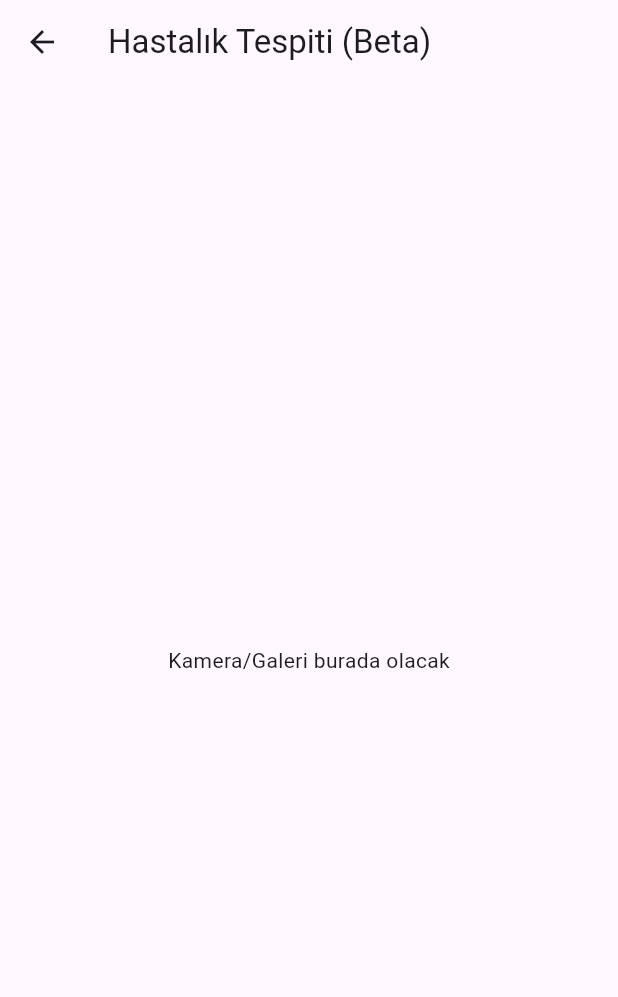
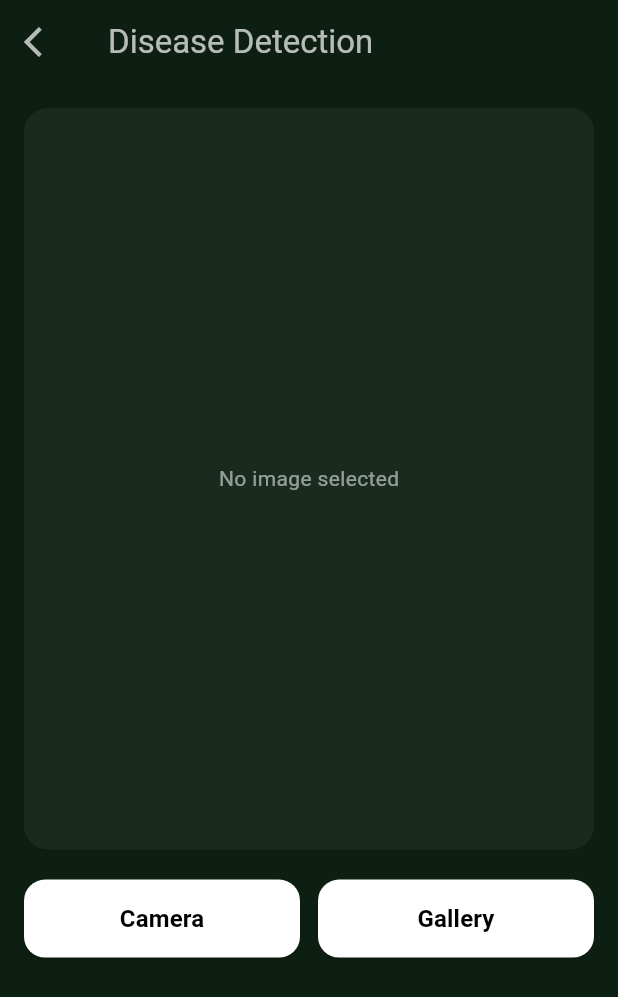
Before and after one commit to bsaltalii/plant_disease_detector_app, a Flutter app: the DiseaseDetectPage screen opened directly, on a phone screen of 412 x 824 dp. Shown: the top 997 px of the screen. Run offline on Flutter 3.47's test engine with Material 3 defaults, Android fonts, the phone set to English and light mode, and no system bars; our stand-ins replace dropdown_button2, flutter_dotenv, google_generative_ai, image_picker, lottie, supabase_flutter; accounts and stored records are empty; project files that could hold a hidden picture were left out.

Commit message:
Add disease detection feature using Gemini AI
Introduced disease detection functionality with image selection via camera or gallery, and analysis using Gemini AI. Added new pages for disease detection and result display, integrated image_picker, flutter_dotenv, and google_generative_ai packages, and updated .gitignore and pubspec.yaml accordingly.

```diff
--- a/lib/features/detection/disease_detect_page.dart
+++ b/lib/features/detection/disease_detect_page.dart
@@ -1,10 +1,136 @@
 import 'package:flutter/material.dart';
+import 'dart:io';
+import 'package:image_picker/image_picker.dart';
+import 'package:plant_disease_detector_app/widgets/custom_button.dart';
+import 'disease_result_page.dart';
 
-class DiseaseDetectPage extends StatelessWidget {
+class DiseaseDetectPage extends StatefulWidget {
   const DiseaseDetectPage({super.key});
+
   @override
-  Widget build(BuildContext context) =>  Scaffold(
-    appBar: AppBar(title: Text('Hastalık Tespiti (Beta)')),
-    body: Center(child: Text('Kamera/Galeri burada olacak')),
-  );
+  State<DiseaseDetectPage> createState() => _DiseaseDetectPageState();
 }
+
+class _DiseaseDetectPageState extends State<DiseaseDetectPage> {
+  final picker = ImagePicker();
+  File? _image;
+
+  Future<void> _pickImage(ImageSource source) async {
+    final picked = await picker.pickImage(source: source);
+    if (picked != null) {
+      setState(() => _image = File(picked.path));
+    }
+  }
+
+  void _clearImage() {
+    setState(() {
+      _image = null;
+    });
+  }
+
+  @override
+  Widget build(BuildContext context) {
+    return Scaffold(
+      backgroundColor: const Color(0xFF0D1F12),
+      appBar: AppBar(
+        backgroundColor: const Color(0xFF0D1F12),
+        title: const Text("Disease Detection",
+            style: TextStyle(color: Colors.white70)),
+        leading: IconButton(
+          onPressed: () => Navigator.pop(context),
+          icon: const Icon(Icons.arrow_back_ios, color: Colors.white70),
+        ),
+      ),
+      body: Padding(
+        padding: const EdgeInsets.all(16),
+        child: Column(
+          children: [
+            SizedBox(
+              height: MediaQuery.of(context).size.height * 0.6,
+              width: double.infinity,
+              child: Stack(
+                children: [
+                  Container(
+                    width: double.infinity,
+                    decoration: BoxDecoration(
+                      color: Colors.white.withOpacity(0.05),
+                      borderRadius: BorderRadius.circular(16),
+                    ),
+                    child: _image == null
+                        ? const Center(
+                      child: Text(
+                        "No image selected",
+                        style: TextStyle(color: Colors.white54),
+                      ),
+                    )
+                        : ClipRRect(
+                      borderRadius: BorderRadius.circular(16),
+                      child: Image.file(
+                        _image!,
+                        fit: BoxFit.cover,
+                        width: double.infinity,
+                        height: double.infinity,
+                      ),
+                    ),
+                  ),
+                  if (_image != null)
+                    Positioned(
+                      top: 8,
+                      right: 8,
+                      child: GestureDetector(
+                        onTap: _clearImage,
+                        child: Container(
+                          decoration: BoxDecoration(
+                            color: Colors.black.withOpacity(0.6),
+                            shape: BoxShape.circle,
+                          ),
+                          padding: const EdgeInsets.all(6),
+                          child: const Icon(Icons.close,
+                              color: Colors.white, size: 18),
+                        ),
+                      ),
+                    ),
+                ],
+              ),
+            ),
+
+            const SizedBox(height: 20),
+            Row(
+              children: [
+                if (_image == null) ...[
+                  Expanded(
+                    child: CustomButton(
+                      label: "Camera",
+                      onPressed: () => _pickImage(ImageSource.camera),
+                    ),
+                  ),
+                  const SizedBox(width: 12),
+                  Expanded(
+                    child: CustomButton(
+                      label: "Gallery",
+                      onPressed: () => _pickImage(ImageSource.gallery),
+                    ),
+                  ),
+                ] else ...[
+                  Expanded(
+                    child: CustomButton(
+                      label: "Analyze",
+                      onPressed: () {
+                        Navigator.push(
+                          context,
+                          MaterialPageRoute(
+                            builder: (_) => DiseaseResultPage(image: _image!),
+                          ),
+                        );
+                      },
+                    ),
+                  ),
+                ]
+              ],
+            ),
+          ],
+        ),
+      ),
+    );
+  }
+}
--- a/lib/features/home/home_screen.dart
+++ b/lib/features/home/home_screen.dart
@@ -1,4 +1,5 @@
 import 'package:flutter/material.dart';
+import 'package:plant_disease_detector_app/features/detection/disease_detect_page.dart';
 import 'package:plant_disease_detector_app/features/plants/add_plant_page.dart';
 import 'package:plant_disease_detector_app/features/plants/plants_page.dart';
 import 'package:plant_disease_detector_app/widgets/plant_animation.dart';
@@ -159,7 +160,9 @@ class _HomeScreenState extends State<HomeScreen> {
                           ActionCard(
                             iconPath: 'assets/zoom.png',
                             title: "Disease Detection",
-                            onTap: () {},
+                            onTap: () {
+                              Navigator.push(context, MaterialPageRoute(builder: (_) => DiseaseDetectPage()));
+                            },
                           ),
                         ],
                       ),
--- a/lib/features/plants/plants_page.dart
+++ b/lib/features/plants/plants_page.dart
@@ -46,7 +46,7 @@ class _PlantsPageState extends State<PlantsPage> {
         future: _loadPlants(),
         builder: (context, snapshot) {
           if (!snapshot.hasData) {
-            return const Center(child: CircularProgressIndicator());
+            return const Center(child: CircularProgressIndicator(color: Colors.white70));
           }
 
           final plants = snapshot.data!;
--- a/lib/main.dart
+++ b/lib/main.dart
@@ -1,9 +1,12 @@
 import 'package:flutter/material.dart';
 import 'package:supabase_flutter/supabase_flutter.dart';
 import 'features/auth/login_screen.dart';
+import 'package:flutter_dotenv/flutter_dotenv.dart';
+
 
 Future<void> main() async {
   WidgetsFlutterBinding.ensureInitialized();
+  await dotenv.load(fileName: '.env');
 
   await Supabase.initialize(
     url: 'https://cebygrfgglaymfkotwpc.supabase.co',
--- a/pubspec.yaml
+++ b/pubspec.yaml
@@ -38,6 +38,9 @@ dependencies:
   supabase_flutter: ^2.9.1
   lottie: ^3.3.1
   dropdown_button2: ^2.3.9
+  image_picker: ^1.2.0
+  flutter_dotenv: ^5.1.0
+  google_generative_ai: ^0.4.3
 
 dev_dependencies:
   flutter_test:
@@ -62,6 +65,7 @@ flutter:
   uses-material-design: true
   assets:
     - assets/
+    - .env
 
   # To add assets to your application, add an assets section, like this:
   # assets:
```
Also changed, not shown: lib/features/detection/disease_result_page.dart (added, +103 -0 lines), lib/services/gemini_service.dart (added, +28 -0 lines), 1 other file.
